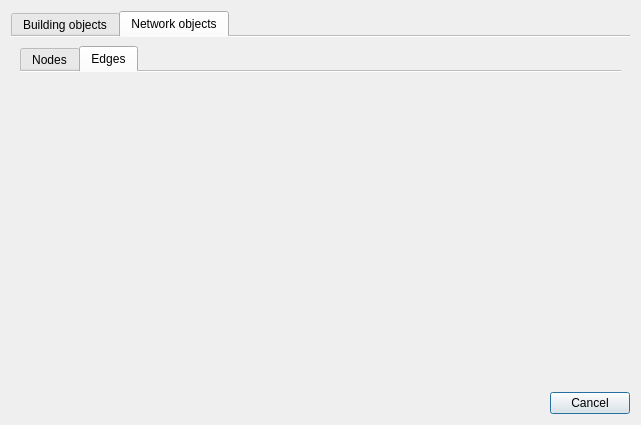
First picture: the form in SIM-VICUS/src/SVSmartSelectDialog.ui, repository ghorwin/SIM-VICUS, before the edit.
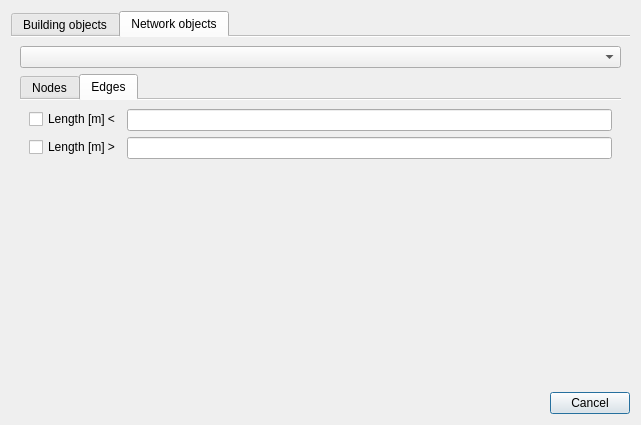
Second picture: the form after the edit. Custom widgets are drawn as their Qt base class.

Commit message: smart select dialog

Diff of the .ui file:
```diff
--- a/SIM-VICUS/src/SVSmartSelectDialog.ui
+++ b/SIM-VICUS/src/SVSmartSelectDialog.ui
@@ -35,6 +35,9 @@
        <string>Network objects</string>
       </attribute>
       <layout class="QVBoxLayout" name="verticalLayoutNetwork">
+       <item>
+        <widget class="QComboBox" name="comboBoxNetwork"/>
+       </item>
        <item>
         <widget class="QTabWidget" name="tabWidgetNetworkSelections">
          <property name="currentIndex">
@@ -77,6 +80,28 @@
           <attribute name="title">
            <string>Edges</string>
           </attribute>
+          <layout class="QFormLayout" name="formLayout">
+           <item row="0" column="0">
+            <widget class="QCheckBox" name="checkBoxLengthBelow">
+             <property name="text">
+              <string>Length [m] &lt;</string>
+             </property>
+            </widget>
+           </item>
+           <item row="0" column="1">
+            <widget class="QtExt::ValidatingLineEdit" name="lineEditLengthBelow"/>
+           </item>
+           <item row="1" column="0">
+            <widget class="QCheckBox" name="checkBoxLengthAbove">
+             <property name="text">
+              <string>Length [m] &gt;</string>
+             </property>
+            </widget>
+           </item>
+           <item row="1" column="1">
+            <widget class="QtExt::ValidatingLineEdit" name="lineEditLengthAbove"/>
+           </item>
+          </layout>
          </widget>
         </widget>
        </item>
@@ -96,6 +121,13 @@
    </item>
   </layout>
  </widget>
+ <customwidgets>
+  <customwidget>
+   <class>QtExt::ValidatingLineEdit</class>
+   <extends>QLineEdit</extends>
+   <header location="global">QtExt_ValidatingLineEdit.h</header>
+  </customwidget>
+ </customwidgets>
  <resources/>
  <connections>
   <connection>
```
Left out of the diff: 22 changed lines with no effect on the pictures. The commit also changes 3 other files.
